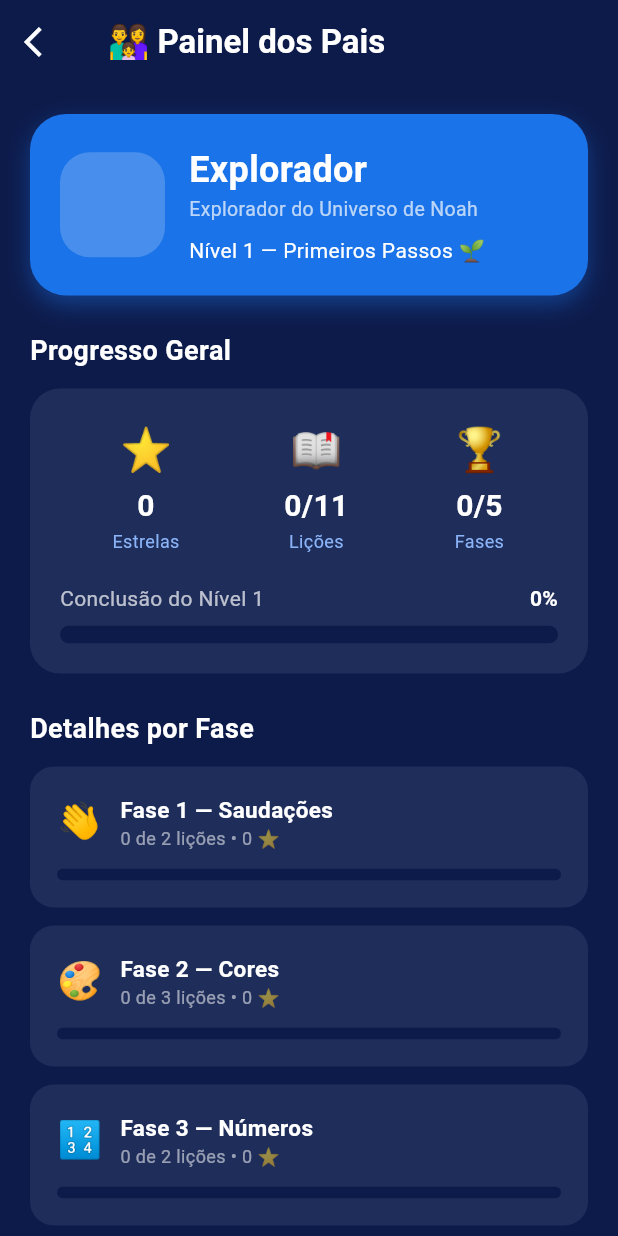
After one commit to pribondanstoll-del/universo-de-noah-app, a Flutter app: the screen it shows after launch, after a tap on "👨‍👩‍👧", on a phone screen of 412 x 824 dp. The commit adds this screen. Run offline on Flutter 3.47's test engine with Material 3 defaults, Android fonts, the phone set to English and light mode, and no system bars; our stand-ins replace shared_preferences.

Commit message:
feat: tela de progresso e painel dos pais

```diff
--- a/lib/home_screen.dart
+++ b/lib/home_screen.dart
@@ -2,6 +2,8 @@ import 'package:flutter/material.dart';
 import 'package:shared_preferences/shared_preferences.dart';
 import 'niveis_screen.dart';
 import 'perfil_screen.dart';
+import 'progresso_screen.dart';
+import 'pais_screen.dart';
 
 class HomeScreen extends StatefulWidget {
   const HomeScreen({super.key});
@@ -55,9 +57,7 @@ class _HomeScreenState extends State<HomeScreen> {
                       crossAxisAlignment: CrossAxisAlignment.start,
                       children: [
                         Text(
-                          _nome.isEmpty
-                              ? 'Olá, explorador! 👋'
-                              : 'Olá, $_nome! 👋',
+                          _nome.isEmpty ? 'Olá, explorador! 👋' : 'Olá, $_nome! 👋',
                           style: const TextStyle(
                             color: Colors.white,
                             fontSize: 26,
@@ -74,14 +74,11 @@ class _HomeScreenState extends State<HomeScreen> {
                       ],
                     ),
                   ),
-                  // Avatar clicável
                   GestureDetector(
                     onTap: () async {
                       await Navigator.push(
                         context,
-                        MaterialPageRoute(
-                          builder: (_) => const PerfilScreen(),
-                        ),
+                        MaterialPageRoute(builder: (_) => const PerfilScreen()),
                       );
                       _carregarPerfil();
                     },
@@ -100,8 +97,7 @@ class _HomeScreenState extends State<HomeScreen> {
                         ],
                       ),
                       child: Center(
-                        child: Text(_avatar,
-                            style: const TextStyle(fontSize: 32)),
+                        child: Text(_avatar, style: const TextStyle(fontSize: 32)),
                       ),
                     ),
                   ),
@@ -145,9 +141,41 @@ class _HomeScreenState extends State<HomeScreen> {
                       titulo: 'Progresso',
                       subtitulo: 'Ver conquistas',
                       cor: const Color(0xFFF9A825),
-                      onTap: () {},
+                      onTap: () => Navigator.push(
+                        context,
+                        MaterialPageRoute(builder: (_) => const ProgressoScreen()),
+                      ),
                     ),
                   ],
+                ),
+              ),
+
+              // Botão Painel dos Pais
+              const SizedBox(height: 16),
+              GestureDetector(
+                onTap: () => Navigator.push(
+                  context,
+                  MaterialPageRoute(builder: (_) => const PaisScreen()),
+                ),
+                child: Container(
+                  padding: const EdgeInsets.symmetric(vertical: 14, horizontal: 20),
+                  decoration: BoxDecoration(
+                    color: const Color(0xFF1E2D5A),
+                    borderRadius: BorderRadius.circular(16),
+                    border: Border.all(color: Colors.white12),
+                  ),
+                  child: const Row(
+                    mainAxisAlignment: MainAxisAlignment.center,
+                    children: [
+                      Text('👨‍👩‍👧', style: TextStyle(fontSize: 20)),
+                      SizedBox(width: 8),
+                      Text('Painel dos Pais',
+                          style: TextStyle(
+                              color: Colors.white70,
+                              fontSize: 15,
+                              fontWeight: FontWeight.bold)),
+                    ],
+                  ),
                 ),
               ),
             ],
--- /dev/null
+++ b/lib/pais_screen.dart
@@ -0,0 +1,381 @@
+import 'package:flutter/material.dart';
+import 'package:shared_preferences/shared_preferences.dart';
+import 'dados_conteudo.dart';
+import 'progresso_service.dart';
+
+class PaisScreen extends StatefulWidget {
+  const PaisScreen({super.key});
+
+  @override
+  State<PaisScreen> createState() => _PaisScreenState();
+}
+
+class _PaisScreenState extends State<PaisScreen> {
+  String _nome = '';
+  String _avatar = '🦁';
+  Map<int, Map<int, int>> _progresso = {};
+  bool _carregando = true;
+
+  @override
+  void initState() {
+    super.initState();
+    _carregarDados();
+  }
+
+  Future<void> _carregarDados() async {
+    final prefs = await SharedPreferences.getInstance();
+    final progresso = await ProgressoService.buscarProgressoNivel(1);
+    setState(() {
+      _nome = prefs.getString('nome_crianca') ?? 'Explorador';
+      _avatar = prefs.getString('avatar_crianca') ?? '🦁';
+      _progresso = progresso;
+      _carregando = false;
+    });
+  }
+
+  int _totalEstrelas() {
+    int total = 0;
+    for (final fase in _progresso.values) {
+      for (final estrelas in fase.values) {
+        total += estrelas;
+      }
+    }
+    return total;
+  }
+
+  int _totalLicoes() {
+    int total = 0;
+    for (final fase in _progresso.values) {
+      for (final estrelas in fase.values) {
+        if (estrelas > 0) total++;
+      }
+    }
+    return total;
+  }
+
+  int _totalFases() {
+    int total = 0;
+    for (int f = 0; f < nivel1.fases.length; f++) {
+      final fase = nivel1.fases[f];
+      bool completa = true;
+      for (int l = 0; l < fase.licoes.length; l++) {
+        if ((_progresso[f]?[l] ?? 0) == 0) {
+          completa = false;
+          break;
+        }
+      }
+      if (completa) total++;
+    }
+    return total;
+  }
+
+  int _totalLicoesApp() {
+    int total = 0;
+    for (final fase in nivel1.fases) {
+      total += fase.licoes.length;
+    }
+    return total;
+  }
+
+  double _percentualGeral() {
+    final total = _totalLicoesApp();
+    if (total == 0) return 0;
+    return _totalLicoes() / total;
+  }
+
+  @override
+  Widget build(BuildContext context) {
+    if (_carregando) {
+      return const Scaffold(
+        backgroundColor: Color(0xFF0D1B4B),
+        body: Center(
+          child: CircularProgressIndicator(color: Color(0xFF8BB4F8)),
+        ),
+      );
+    }
+
+    return Scaffold(
+      backgroundColor: const Color(0xFF0D1B4B),
+      appBar: AppBar(
+        backgroundColor: const Color(0xFF0D1B4B),
+        elevation: 0,
+        leading: IconButton(
+          icon: const Icon(Icons.arrow_back_ios, color: Colors.white),
+          onPressed: () => Navigator.pop(context),
+        ),
+        title: const Text(
+          '👨‍👩‍👧 Painel dos Pais',
+          style: TextStyle(color: Colors.white, fontWeight: FontWeight.bold),
+        ),
+      ),
+      body: ListView(
+        padding: const EdgeInsets.all(20),
+        children: [
+          // Perfil da criança
+          Container(
+            padding: const EdgeInsets.all(20),
+            decoration: BoxDecoration(
+              color: const Color(0xFF1A73E8),
+              borderRadius: BorderRadius.circular(24),
+              boxShadow: [
+                BoxShadow(
+                  color: const Color(0xFF1A73E8).withOpacity(0.4),
+                  blurRadius: 12,
+                  offset: const Offset(0, 6),
+                ),
+              ],
+            ),
+            child: Row(
+              children: [
+                Container(
+                  width: 70,
+                  height: 70,
+                  decoration: BoxDecoration(
+                    color: Colors.white.withOpacity(0.2),
+                    borderRadius: BorderRadius.circular(20),
+                  ),
+                  child: Center(
+                    child: Text(_avatar, style: const TextStyle(fontSize: 40)),
+                  ),
+                ),
+                const SizedBox(width: 16),
+                Expanded(
+                  child: Column(
+                    crossAxisAlignment: CrossAxisAlignment.start,
+                    children: [
+                      Text(
+                        _nome,
+                        style: const TextStyle(
+                          color: Colors.white,
+                          fontSize: 24,
+                          fontWeight: FontWeight.bold,
+                        ),
+                      ),
+                      const Text(
+                        'Explorador do Universo de Noah',
+                        style: TextStyle(color: Colors.white70, fontSize: 13),
+                      ),
+                      const SizedBox(height: 8),
+                      const Text(
+                        'Nível 1 — Primeiros Passos 🌱',
+                        style: TextStyle(color: Colors.white, fontSize: 14),
+                      ),
+                    ],
+                  ),
+                ),
+              ],
+            ),
+          ),
+          const SizedBox(height: 24),
+
+          // Progresso geral
+          const Text(
+            'Progresso Geral',
+            style: TextStyle(
+              color: Colors.white,
+              fontSize: 18,
+              fontWeight: FontWeight.bold,
+            ),
+          ),
+          const SizedBox(height: 12),
+          Container(
+            padding: const EdgeInsets.all(20),
+            decoration: BoxDecoration(
+              color: const Color(0xFF1E2D5A),
+              borderRadius: BorderRadius.circular(20),
+            ),
+            child: Column(
+              children: [
+                Row(
+                  mainAxisAlignment: MainAxisAlignment.spaceAround,
+                  children: [
+                    _statCard('⭐', '${_totalEstrelas()}', 'Estrelas'),
+                    _statCard('📖', '${_totalLicoes()}/${_totalLicoesApp()}', 'Lições'),
+                    _statCard('🏆', '${_totalFases()}/${nivel1.fases.length}', 'Fases'),
+                  ],
+                ),
+                const SizedBox(height: 20),
+                Row(
+                  mainAxisAlignment: MainAxisAlignment.spaceBetween,
+                  children: [
+                    const Text(
+                      'Conclusão do Nível 1',
+                      style: TextStyle(color: Colors.white70, fontSize: 14),
+                    ),
+                    Text(
+                      '${(_percentualGeral() * 100).toStringAsFixed(0)}%',
+                      style: const TextStyle(
+                        color: Colors.white,
+                        fontSize: 14,
+                        fontWeight: FontWeight.bold,
+                      ),
+                    ),
+                  ],
+                ),
+                const SizedBox(height: 8),
+                ClipRRect(
+                  borderRadius: BorderRadius.circular(10),
+                  child: LinearProgressIndicator(
+                    value: _percentualGeral(),
+                    backgroundColor: const Color(0xFF0D1B4B),
+                    valueColor: const AlwaysStoppedAnimation(Color(0xFF34A853)),
+                    minHeight: 12,
+                  ),
+                ),
+              ],
+            ),
+          ),
+          const SizedBox(height: 24),
+
+          // Detalhes por fase
+          const Text(
+            'Detalhes por Fase',
+            style: TextStyle(
+              color: Colors.white,
+              fontSize: 18,
+              fontWeight: FontWeight.bold,
+            ),
+          ),
+          const SizedBox(height: 12),
+
+          ...List.generate(nivel1.fases.length, (faseIndex) {
+            final fase = nivel1.fases[faseIndex];
+            final cores = [
+              const Color(0xFF1A73E8),
+              const Color(0xFF7B2FBE),
+              const Color(0xFF34A853),
+              const Color(0xFFF9A825),
+              const Color(0xFFE53935),
+            ];
+            final cor = cores[faseIndex % cores.length];
+            int licoesCompletas = 0;
+            int estrelasTotal = 0;
+            for (int l = 0; l < fase.licoes.length; l++) {
+              final e = _progresso[faseIndex]?[l] ?? 0;
+              if (e > 0) licoesCompletas++;
+              estrelasTotal += e;
+            }
+            final percentual = licoesCompletas / fase.licoes.length;
+
+            return Container(
+              margin: const EdgeInsets.only(bottom: 12),
+              padding: const EdgeInsets.all(16),
+              decoration: BoxDecoration(
+                color: const Color(0xFF1E2D5A),
+                borderRadius: BorderRadius.circular(16),
+                border: Border.all(
+                  color: licoesCompletas == fase.licoes.length
+                      ? cor
+                      : Colors.transparent,
+                  width: 2,
+                ),
+              ),
+              child: Column(
+                children: [
+                  Row(
+                    children: [
+                      Text(fase.emoji, style: const TextStyle(fontSize: 24)),
+                      const SizedBox(width: 12),
+                      Expanded(
+                        child: Column(
+                          crossAxisAlignment: CrossAxisAlignment.start,
+                          children: [
+                            Text(
+                              'Fase ${fase.numero} — ${fase.titulo}',
+                              style: const TextStyle(
+                                color: Colors.white,
+                                fontSize: 15,
+                                fontWeight: FontWeight.bold,
+                              ),
+                            ),
+                            Text(
+                              '$licoesCompletas de ${fase.licoes.length} lições • $estrelasTotal ⭐',
+                              style: const TextStyle(
+                                color: Colors.white54,
+                                fontSize: 12,
+                              ),
+                            ),
+                          ],
+                        ),
+                      ),
+                      if (licoesCompletas == fase.licoes.length)
+                        const Text('✅', style: TextStyle(fontSize: 20)),
+                    ],
+                  ),
+                  const SizedBox(height: 12),
+                  ClipRRect(
+                    borderRadius: BorderRadius.circular(8),
+                    child: LinearProgressIndicator(
+                      value: percentual,
+                      backgroundColor: const Color(0xFF0D1B4B),
+                      valueColor: AlwaysStoppedAnimation(cor),
+                      minHeight: 8,
+                    ),
+                  ),
+                ],
+              ),
+            );
+          }),
+
+          const SizedBox(height: 24),
+
+          // Dica para os pais
+          Container(
+            padding: const EdgeInsets.all(20),
+            decoration: BoxDecoration(
+              color: const Color(0xFF1E2D5A),
+              borderRadius: BorderRadius.circular(20),
+              border: Border.all(color: const Color(0xFFF9A825), width: 1),
+            ),
+            child: const Column(
+              crossAxisAlignment: CrossAxisAlignment.start,
+              children: [
+                Text(
+                  '💡 Dica para os pais',
+                  style: TextStyle(
+                    color: Color(0xFFF9A825),
+                    fontSize: 16,
+                    fontWeight: FontWeight.bold,
+                  ),
+                ),
+                SizedBox(height: 8),
+                Text(
+                  'Sessões de 15 a 20 minutos por dia são ideais para crianças de 3 a 9 anos. '
+                  'Evite sessões longas — o cérebro infantil aprende melhor em blocos curtos e frequentes. '
+                  'Celebre cada conquista junto com seu filho! 🎉',
+                  style: TextStyle(
+                    color: Colors.white70,
+                    fontSize: 13,
+                    height: 1.5,
+                  ),
+                ),
+              ],
+            ),
+          ),
+          const SizedBox(height: 32),
+        ],
+      ),
+    );
+  }
+
+  Widget _statCard(String emoji, String valor, String label) {
+    return Column(
+      children: [
+        Text(emoji, style: const TextStyle(fontSize: 28)),
+        const SizedBox(height: 4),
+        Text(
+          valor,
+          style: const TextStyle(
+            color: Colors.white,
+            fontSize: 20,
+            fontWeight: FontWeight.bold,
+          ),
+        ),
+        Text(
+          label,
+          style: const TextStyle(color: Color(0xFF8BB4F8), fontSize: 12),
+        ),
+      ],
+    );
+  }
+}
```
Also changed, not shown: lib/progresso_screen.dart (added, +221 -0 lines).
